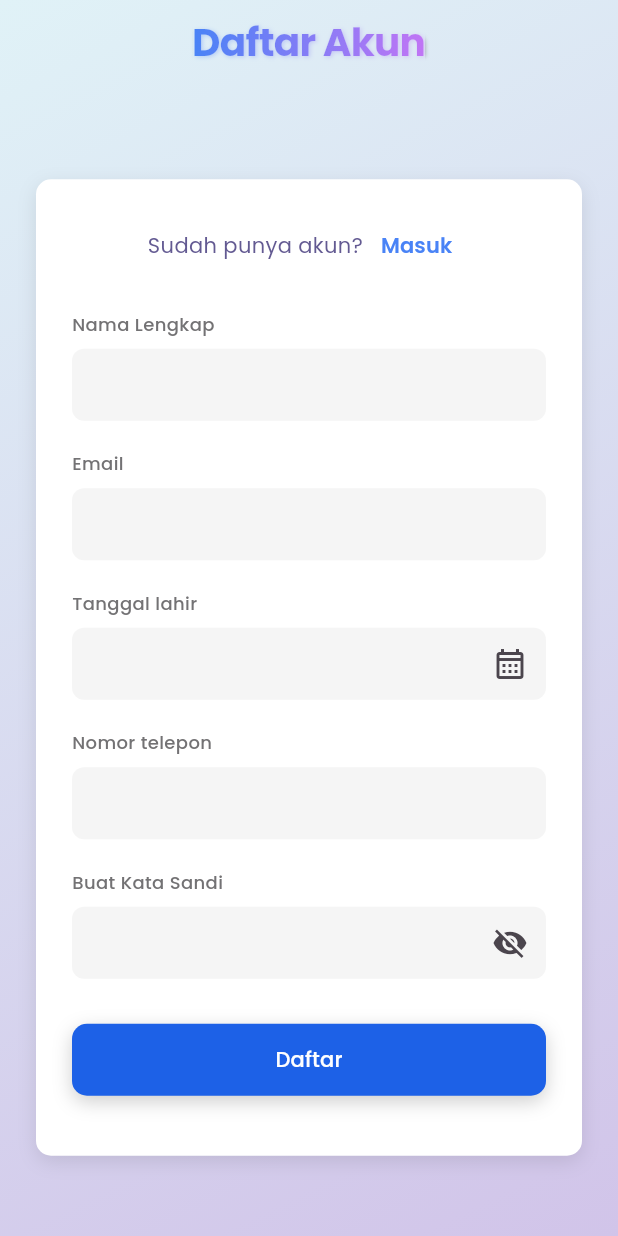
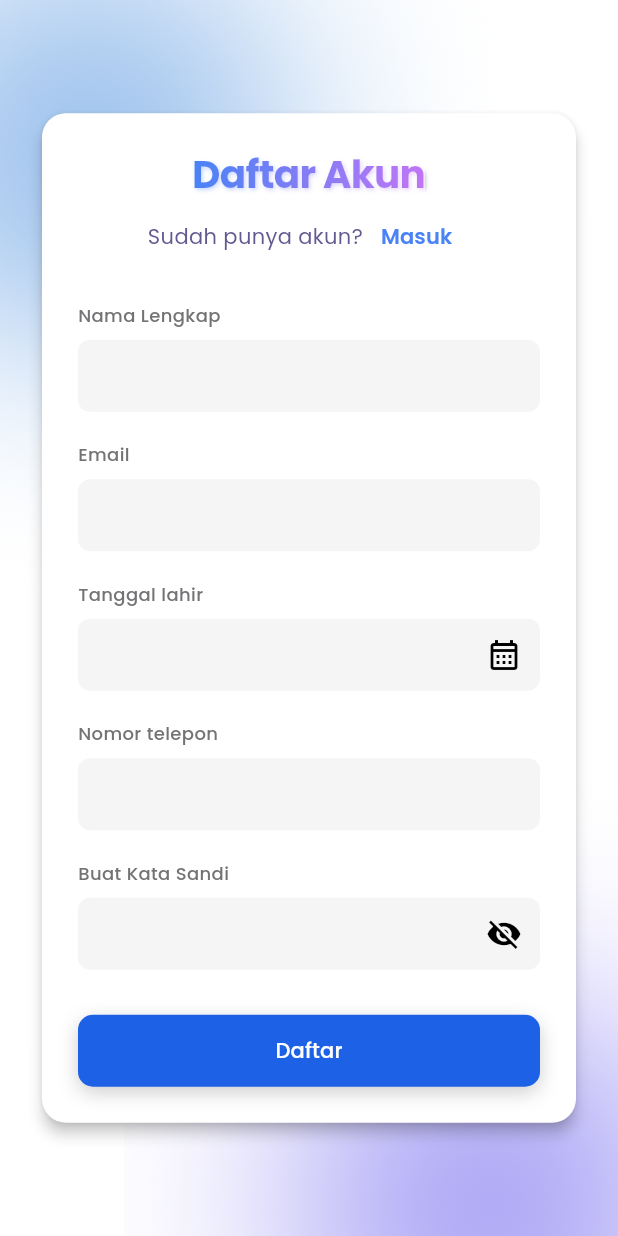
Before and after one commit to Tun-Tax/TunTax, a Flutter app: the screen it shows after launch, after a tap on "Mulai", after a tap on "Daftar", on a phone screen of 412 x 824 dp. Run offline on Flutter 3.47's test engine with Material 3 defaults, Android fonts, the phone set to English and light mode, and no system bars; drawn by our look-alikes of flutter_form_builder; our stand-ins replace firebase_core, firebase_crashlytics, flutter_svg, form_builder_validators, go_router, google_fonts; accounts and stored records are empty.

Commit message:
fix(auth): Refactor auth screens and fix UI layout issues (#45)
* refactor(ui): Update color scheme in MyApp for improved accessibility

* refactor(ui): Revamp header in SignupScreen with ShaderMask for enhanced visual appeal

* refactor(ui): Move ShaderMask title to the center of LoginScreen and remove AppBar from SignupScreen

* refactor(ui): Simplify SignupScreen layout by using Background widget and removing unnecessary Stack

* refactor(ui): Enhance SignupScreen layout and improve button styling for better user experience

* refactor(ui): Update SignupScreen layout and enhance CustomTextField with keyboard type support

```diff
--- a/lib/main.dart
+++ b/lib/main.dart
@@ -28,10 +28,16 @@ class MyApp extends StatelessWidget {
       theme: ThemeData(
         textSelectionTheme:
             const TextSelectionThemeData(cursorColor: Colors.black),
-        colorScheme: ColorScheme.fromSeed(
-          seedColor: const Color(0xFFC175F5),
-          primary: const Color(0xFFC175F5),
-          secondary: const Color(0xFF4983F6),
+        colorScheme: const ColorScheme(
+          brightness: Brightness.light,
+          primary: Color(0xFF4983F6),
+          onPrimary: Colors.white,
+          secondary: Color(0xFFC175F5),
+          onSecondary: Colors.white,
+          error: Colors.red,
+          onError: Colors.white,
+          surface: Colors.white,
+          onSurface: Colors.black,
         ),
         scaffoldBackgroundColor: Colors.white,
         useMaterial3: true,
@@ -40,7 +46,7 @@ class MyApp extends StatelessWidget {
             TargetPlatform.android: FadeForwardsPageTransitionsBuilder(),
             TargetPlatform.iOS: CupertinoPageTransitionsBuilder(),
           },
-        ),
+        ), dialogTheme: DialogThemeData(backgroundColor: Colors.white),
       ),
       routerConfig: router,
       debugShowCheckedModeBanner: false,
--- a/lib/screens/login_screen.dart
+++ b/lib/screens/login_screen.dart
@@ -35,9 +35,26 @@ class _LoginScreenState extends State<LoginScreen> {
       },
       child: Scaffold(
         extendBodyBehindAppBar: true,
-        appBar: AppBar(
-          centerTitle: true,
-          title: ShaderMask(
+        body: Background(
+          child: SafeArea(
+            child: Center(
+              child: SingleChildScrollView(
+                padding: const EdgeInsets.all(16.0),
+                child: Card(
+                  color: Colors.white,
+                  elevation: 4.0,
+                  shape: RoundedRectangleBorder(
+                    borderRadius: BorderRadius.circular(16.0),
+                  ),
+                  child: Padding(
+                    padding: const EdgeInsets.all(24.0),
+                    child: FormBuilder(
+                      key: _formKey,
+                      child: Column(
+                        mainAxisSize: MainAxisSize.min,
+                        mainAxisAlignment: MainAxisAlignment.center,
+                        children: [
+                          ShaderMask(
                             shaderCallback: (Rect bounds) {
                               return const LinearGradient(
                                 colors: [Color(0xFF4983F6), Color(0xFFC175F5)],
@@ -63,29 +80,7 @@ class _LoginScreenState extends State<LoginScreen> {
                               ),
                             ),
                           ),
-          backgroundColor: Colors.transparent,
-          elevation: 0,
-          scrolledUnderElevation: 0,
-        ),
-        body: Background(
-          child: SafeArea(
-            child: Center(
-              child: SingleChildScrollView(
-                padding: const EdgeInsets.all(16.0),
-                child: Card(
-                  color: Colors.white,
-                  elevation: 4.0,
-                  shape: RoundedRectangleBorder(
-                    borderRadius: BorderRadius.circular(16.0),
-                  ),
-                  child: Padding(
-                    padding: const EdgeInsets.all(24.0),
-                    child: FormBuilder(
-                      key: _formKey,
-                      child: Column(
-                        mainAxisSize: MainAxisSize.min,
-                        mainAxisAlignment: MainAxisAlignment.center,
-                        children: [
+                          const SizedBox(height: 8.0),
                           Text(
                             'Masuk ke akun atau buat akun baru untuk menggunakan aplikasi',
                             textAlign: TextAlign.center,
--- a/lib/screens/signup_screen.dart
+++ b/lib/screens/signup_screen.dart
@@ -3,6 +3,7 @@ import 'package:go_router/go_router.dart';
 import 'package:google_fonts/google_fonts.dart';
 import 'package:flutter_form_builder/flutter_form_builder.dart';
 import 'package:form_builder_validators/form_builder_validators.dart';
+import 'package:tuntax/widgets/background.dart';
 import 'package:tuntax/widgets/custom_date_time_picker.dart';
 import 'package:tuntax/widgets/custom_text_field.dart';
 
@@ -24,10 +25,27 @@ class _SignupScreenState extends State<SignupScreen> {
         FocusScope.of(context).unfocus(); // Dismiss keyboard on tap outside
       },
       child: Scaffold(
+        resizeToAvoidBottomInset: true,
         extendBodyBehindAppBar: true,
-        appBar: AppBar(
-          centerTitle: true,
-          title: ShaderMask(
+        body: Background(
+          child: SafeArea(
+            child: Center(
+              child: SingleChildScrollView(
+                padding: const EdgeInsets.symmetric(horizontal: 24.0),
+                child: Card(
+                  color: Colors.white,
+                  elevation: 4.0,
+                  shape: RoundedRectangleBorder(
+                    borderRadius: BorderRadius.circular(16.0),
+                  ),
+                  child: Padding(
+                    padding: const EdgeInsets.all(24.0),
+                    child: FormBuilder(
+                      key: _formKey,
+                      child: Column(
+                        mainAxisSize: MainAxisSize.min,
+                        children: [
+                          ShaderMask(
                             shaderCallback: (Rect bounds) {
                               return const LinearGradient(
                                 colors: [Color(0xFF4983F6), Color(0xFFC175F5)],
@@ -45,7 +63,7 @@ class _SignupScreenState extends State<SignupScreen> {
                                 height: 1.3,
                                 shadows: [
                                   Shadow(
-                    offset: Offset(1.0, 1.2),
+                                    offset: const Offset(1.0, 1.2),
                                     blurRadius: 3.0,
                                     color: Colors.black.withAlpha(77),
                                   ),
@@ -53,57 +71,6 @@ class _SignupScreenState extends State<SignupScreen> {
                               ),
                             ),
                           ),
-          backgroundColor: Colors.transparent,
-          elevation: 0,
-          scrolledUnderElevation: 0,
-        ),
-        body: Stack(
-          children: [
-            // Background gradient
-            Container(
-              width: double.infinity,
-              height: MediaQuery.of(context).size.height,
-              decoration: const BoxDecoration(
-                gradient: LinearGradient(
-                  colors: [Color(0xFFE0F2F7), Color(0xFFD1C4E9)],
-                  begin: Alignment.topLeft,
-                  end: Alignment.bottomRight,
-                ),
-              ),
-            ),
-            // Content
-            Padding(
-              padding: const EdgeInsets.only(
-                top: 90,
-                left: 24,
-                right: 24,
-                bottom: 24,
-              ),
-              child: Center(
-                child: Container(
-                  decoration: BoxDecoration(
-                    color: Colors.white,
-                    borderRadius: BorderRadius.circular(10),
-                    boxShadow: [
-                      BoxShadow(
-                        color: Colors.black.withAlpha(25),
-                        blurRadius: 10,
-                        offset: const Offset(0, 4),
-                      ),
-                    ],
-                  ),
-                  child: SingleChildScrollView(
-                    child: Padding(
-                      padding: const EdgeInsets.symmetric(horizontal: 24.0),
-                      child: FormBuilder(
-                        key: _formKey,
-                        child: Column(
-                          crossAxisAlignment: CrossAxisAlignment.start,
-                          children: [
-                            Center(
-                              child: Column(
-                                children: [
-                                  SizedBox(height: 20),
                           Row(
                             mainAxisAlignment: MainAxisAlignment.center,
                             children: [
@@ -128,9 +95,6 @@ class _SignupScreenState extends State<SignupScreen> {
                                 ),
                               ),
                             ],
-                                  ),
-                                ],
-                              ),
                           ),
                           const SizedBox(height: 20),
                           CustomTextField(
@@ -174,6 +138,7 @@ class _SignupScreenState extends State<SignupScreen> {
                             name: 'phone',
                             labelText: 'Nomor telepon',
                             controller: TextEditingController(),
+                            keyboardType: TextInputType.number,
                             validator: (value) {
                               if (value == null || value.isEmpty) {
                                 return 'Nomor telepon wajib diisi';
@@ -249,7 +214,6 @@ class _SignupScreenState extends State<SignupScreen> {
                               ),
                             ),
                           ),
-                            const SizedBox(height: 40), // Bottom padding
                         ],
                       ),
                     ),
@@ -258,7 +222,6 @@ class _SignupScreenState extends State<SignupScreen> {
               ),
             ),
           ),
-          ],
         ),
       ),
     );
--- a/lib/widgets/custom_text_field.dart
+++ b/lib/widgets/custom_text_field.dart
@@ -10,6 +10,7 @@ class CustomTextField extends StatelessWidget {
   final bool isPassword;
   final bool obscureText;
   final VoidCallback? onVisibilityToggle;
+  final TextInputType? keyboardType;
 
   const CustomTextField({
     super.key,
@@ -20,6 +21,7 @@ class CustomTextField extends StatelessWidget {
     this.isPassword = false,
     this.obscureText = false,
     this.onVisibilityToggle,
+    this.keyboardType,
   });
 
   @override
@@ -40,6 +42,7 @@ class CustomTextField extends StatelessWidget {
           name: name,
           controller: controller,
           obscureText: obscureText,
+          keyboardType: keyboardType,
           decoration: InputDecoration(
             filled: true,
             fillColor: const Color(0xFFF5F5F5),
```
Lines whose indentation alone changed are shown as unchanged.
